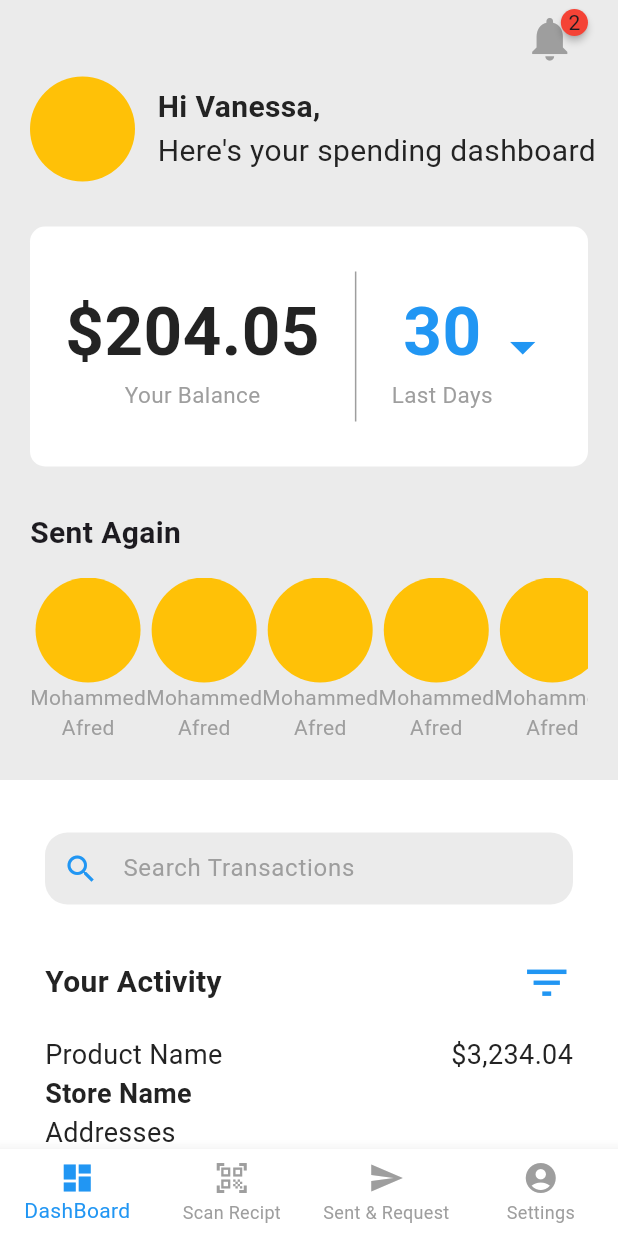
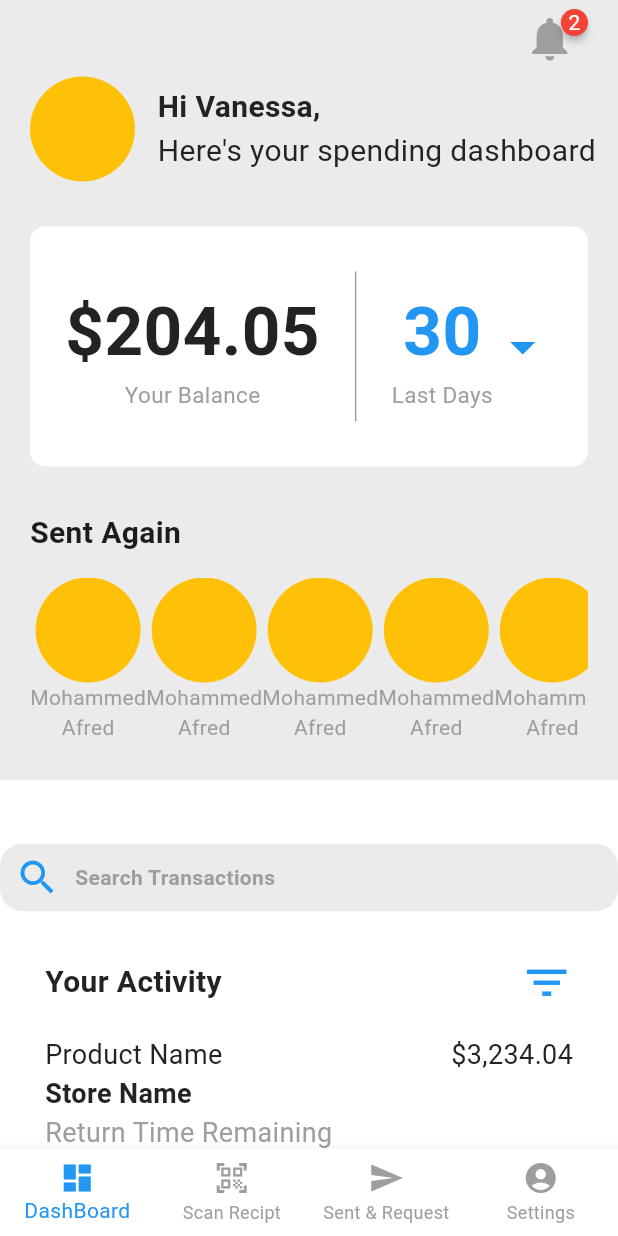
Before and after one commit to mohammedafreedps/Payment-Management-using-local-DB, a Flutter app: the screen it shows after launch, on a phone screen of 412 x 824 dp. Run offline on Flutter 3.47's test engine with Material 3 defaults, Android fonts, the phone set to English and light mode, and no system bars; drawn by our look-alikes of badges.

Commit message:
UI stage 2

```diff
--- a/lib/main.dart
+++ b/lib/main.dart
@@ -1,5 +1,7 @@
 import 'package:flutter/material.dart';
+import 'package:paymentmanagementapp/presentation/screens/dash_board_screen/providers/dash_board_provider.dart';
 import 'package:paymentmanagementapp/presentation/screens/nav_screen/nav_screen.dart';
+import 'package:provider/provider.dart';
 
 void main() {
   runApp(const MyApp());
@@ -10,9 +12,12 @@ class MyApp extends StatelessWidget {
 
   @override
   Widget build(BuildContext context) {
-    return const MaterialApp(
-      debugShowCheckedModeBanner: false,
-      home: NavScreen(),
+    return MultiProvider(
+      providers: [ChangeNotifierProvider(create: (context) => DashBoardProvider())],
+      child: const MaterialApp(
+        debugShowCheckedModeBanner: false,
+        home: NavScreen(),
+      ),
     );
   }
 }
--- a/lib/presentation/screens/dash_board_screen/dash_board_screen.dart
+++ b/lib/presentation/screens/dash_board_screen/dash_board_screen.dart
@@ -1,4 +1,5 @@
 import 'package:flutter/material.dart';
+import 'package:paymentmanagementapp/presentation/screens/dash_board_screen/providers/dash_board_provider.dart';
 import 'package:paymentmanagementapp/presentation/screens/dash_board_screen/widgets/activity_bar_delegate.dart';
 import 'package:paymentmanagementapp/presentation/screens/dash_board_screen/widgets/activity_tile.dart';
 import 'package:paymentmanagementapp/presentation/screens/dash_board_screen/widgets/notification_button.dart';
@@ -7,6 +8,7 @@ import 'package:paymentmanagementapp/presentation/widgets/search_bar_Delegate.da
 import 'package:paymentmanagementapp/presentation/screens/dash_board_screen/widgets/senters_history.dart';
 import 'package:paymentmanagementapp/presentation/screens/dash_board_screen/widgets/spendings.dart';
 import 'package:paymentmanagementapp/presentation/styles.dart';
+import 'package:provider/provider.dart';
 
 class DashBoardScreen extends StatelessWidget {
   const DashBoardScreen({super.key});
@@ -18,33 +20,47 @@ class DashBoardScreen extends StatelessWidget {
       body: SafeArea(
         child: CustomScrollView(
           slivers: [
-            SliverAppBar(
+            context.watch<DashBoardProvider>().showDetailTest
+                ? SliverAppBar(
                     expandedHeight: 520,
                     backgroundColor: AppColors.secondaryColor,
                     flexibleSpace: FlexibleSpaceBar(
                       background: Padding(
-                  padding: const EdgeInsets.symmetric(horizontal:  20.0),
+                        padding: const EdgeInsets.symmetric(horizontal: 20.0),
                         child: Column(
                           crossAxisAlignment: CrossAxisAlignment.start,
                           children: [
                             notificationButton(),
                             profile(),
-                      SizedBox(height: 30,),
+                            const SizedBox(
+                              height: 30,
+                            ),
                             spending(),
-                      SizedBox(height: 30,),
-                      SentersHistory()
+                            const SizedBox(
+                              height: 30,
+                            ),
+                            const SentersHistory()
                           ],
                         ),
                       ),
                     ),
+                  )
+                : SliverPersistentHeader(
+                    delegate: SearchBarDelegate(),
+                    pinned: true,
                   ),
-            SliverPadding(padding: EdgeInsets.only(top: 30)),
-            SliverPersistentHeader(delegate: SearchBarDelegate(),pinned: true,),
-            SliverPersistentHeader(delegate: ActivityBardelegate()),
+            const SliverPadding(padding: EdgeInsets.only(top: 30)),
+            context.watch<DashBoardProvider>().showDetailTest
+                ? SliverPersistentHeader(
+                    delegate: SearchBarDelegate(),
+                    pinned: true,
+                  )
+                : const SliverPadding(padding: EdgeInsets.only(top: 0)),
+            SliverPersistentHeader(delegate: ActivityBardelegate(),),
             SliverList(
-              delegate: SliverChildBuilderDelegate((context,index){
+                delegate: SliverChildBuilderDelegate((context, index) {
               return activityTile();
-            },childCount: 10))
+            }, childCount: 10))
           ],
         ),
       ),
--- /dev/null
+++ b/lib/presentation/screens/dash_board_screen/providers/dash_board_provider.dart
@@ -0,0 +1,15 @@
+import 'package:flutter/material.dart';
+
+class DashBoardProvider extends ChangeNotifier{
+  bool isSearchFocus = true;
+  bool showDetailTest = true;
+
+  void checkSearchFocused(bool isFocus){
+    isSearchFocus = isFocus;
+    notifyListeners();
+  }
+  void test(bool isFocus){
+    showDetailTest = isFocus;
+    notifyListeners();
+  }
+}
--- a/lib/presentation/screens/dash_board_screen/widgets/activity_bar_delegate.dart
+++ b/lib/presentation/screens/dash_board_screen/widgets/activity_bar_delegate.dart
@@ -5,13 +5,13 @@ class ActivityBardelegate extends SliverPersistentHeaderDelegate {
   @override
   Widget build(BuildContext context, double shrinkOffset, bool overlapsContent) {
     return Container(
-      padding: EdgeInsets.symmetric(horizontal: 30, vertical: 5),
+      padding: const EdgeInsets.symmetric(horizontal: 30, vertical: 5),
       height: 70,
       child: Row(
         mainAxisAlignment: MainAxisAlignment.spaceBetween,
         children: [
           Text('Your Activity',style: TextStyles.primaryBold.copyWith(fontSize: 20),),
-          Icon(Icons.filter_list,color: AppColors.accentColor,size: 35,)
+          const Icon(Icons.filter_list,color: AppColors.accentColor,size: 35,)
         ],
       )
     );
--- a/lib/presentation/screens/dash_board_screen/widgets/activity_tile.dart
+++ b/lib/presentation/screens/dash_board_screen/widgets/activity_tile.dart
@@ -15,8 +15,9 @@ Widget activityTile(){
           ],
         ),
         Text('Store Name',style: TextStyles.primaryBold.copyWith(fontSize: 18),),
-        Text("Addresses",style: TextStyles.primaryNormal.copyWith(fontSize: 18)),
-        Divider()
+        Text('Return Time Remaining',style: TextStyles.secondaryNormal.copyWith(fontSize: 18),),
+        Text("Addresses",style: TextStyles.secondaryNormal.copyWith(fontSize: 18)),
+        const Divider()
       ],
     ),
   );
--- a/lib/presentation/screens/dash_board_screen/widgets/notification_button.dart
+++ b/lib/presentation/screens/dash_board_screen/widgets/notification_button.dart
@@ -10,13 +10,13 @@ Widget notificationButton() {
         children: [
           IconButton(
             onPressed: () {},
-            icon: Icon(Icons.notifications, size: 35, color: AppColors.iconColor),
+            icon: const Icon(Icons.notifications, size: 35, color: AppColors.iconColor),
           ),
-          Positioned(
+          const Positioned(
             right: 0,
             top: 0,
             child: badges.Badge(
-              badgeContent: Text('2'),
+              badgeContent: Text('2',style: TextStyle(color: AppColors.primaryColor),),
               badgeStyle: badges.BadgeStyle(badgeColor: Colors.red),
             ),
           ),
--- a/lib/presentation/screens/dash_board_screen/widgets/profile.dart
+++ b/lib/presentation/screens/dash_board_screen/widgets/profile.dart
@@ -8,12 +8,12 @@ Widget profile() {
         onTap: (){
 
         },
-        child: CircleAvatar(
+        child: const CircleAvatar(
           radius: 35,
           backgroundColor: Colors.amber,
         ),
       ),
-      SizedBox(width: 15,),
+      const SizedBox(width: 15,),
       Column(
         crossAxisAlignment: CrossAxisAlignment.start,
         children: [
--- a/lib/presentation/screens/dash_board_screen/widgets/senters_history.dart
+++ b/lib/presentation/screens/dash_board_screen/widgets/senters_history.dart
@@ -9,11 +9,11 @@ class SentersHistory extends StatelessWidget {
     return Column(
       crossAxisAlignment: CrossAxisAlignment.start,
       children: [
-        Text(
+        const Text(
           'Sent Again',
           style: TextStyle(fontSize: 20, fontWeight: FontWeight.bold),
         ),
-        SizedBox(height: 15,),
+        const SizedBox(height: 15,),
         SizedBox(
           height: 120,
           child: ListView.builder(
--- a/lib/presentation/screens/dash_board_screen/widgets/senters_list_tile.dart
+++ b/lib/presentation/screens/dash_board_screen/widgets/senters_list_tile.dart
@@ -2,7 +2,7 @@ import 'package:flutter/material.dart';
 import 'package:paymentmanagementapp/presentation/styles.dart';
 
 Widget sentersListTie(){
-  return Column(
+  return const Column(
     children: [
       CircleAvatar(radius: 35,backgroundColor: Colors.amber,),
       Text('Mohammed',style: TextStyles.secondaryNormal,),
--- a/lib/presentation/screens/setting_screen/settings_screen.dart
+++ b/lib/presentation/screens/setting_screen/settings_screen.dart
@@ -19,7 +19,7 @@ class SettingScreen extends StatelessWidget {
               expandedHeight: 350,
               backgroundColor: AppColors.secondaryColor,
               flexibleSpace: FlexibleSpaceBar(
-                background: Padding(padding: EdgeInsets.symmetric(horizontal: 20),
+                background: Padding(padding: const EdgeInsets.symmetric(horizontal: 20),
                 child: Column(
                   children: [
                     userDetail(),
@@ -27,7 +27,7 @@ class SettingScreen extends StatelessWidget {
                 ),),
               ),
             ),
-            SliverPadding(padding: EdgeInsets.only(top: 30)),
+            const SliverPadding(padding: EdgeInsets.only(top: 10)),
             SliverPersistentHeader(delegate: SearchBarDelegate(),pinned: true,),
             SliverList(delegate: SliverChildBuilderDelegate((context, index) {
               return settingMenuTile(icon: settingIcons[index], iconName: settingMenus[index]);
--- a/lib/presentation/screens/setting_screen/widgets/user_detail.dart
+++ b/lib/presentation/screens/setting_screen/widgets/user_detail.dart
@@ -15,11 +15,11 @@ Widget userDetail() {
               )),
         ],
       ),
-      CircleAvatar(
+      const CircleAvatar(
         backgroundColor: Colors.amber,
         radius: 75,
       ),
-      SizedBox(
+      const SizedBox(
         height: 20,
       ),
       Text(
--- a/pubspec.yaml
+++ b/pubspec.yaml
@@ -36,6 +36,7 @@ dependencies:
   # Use with the CupertinoIcons class for iOS style icons.
   cupertino_icons: ^1.0.6
   badges: ^3.1.2
+  provider: ^6.1.2
 
 dev_dependencies:
   flutter_test:
```
Also changed, not shown: lib/presentation/screens/setting_screen/widgets/setting_menu_tile.dart (+5 -5 lines), lib/presentation/widgets/search_bar_Delegate.dart (+42 -7 lines), pubspec.lock. Lines whose indentation alone changed are shown as unchanged.
